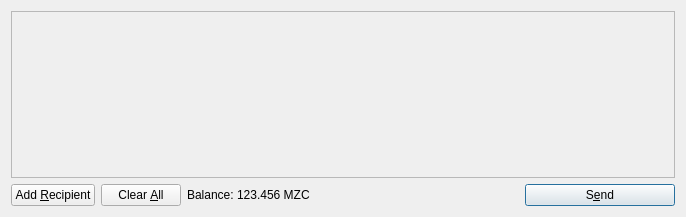
MazaCoin/MazaCoin, file src/qt/forms/sendcoinsdialog.ui: the form before one commit.
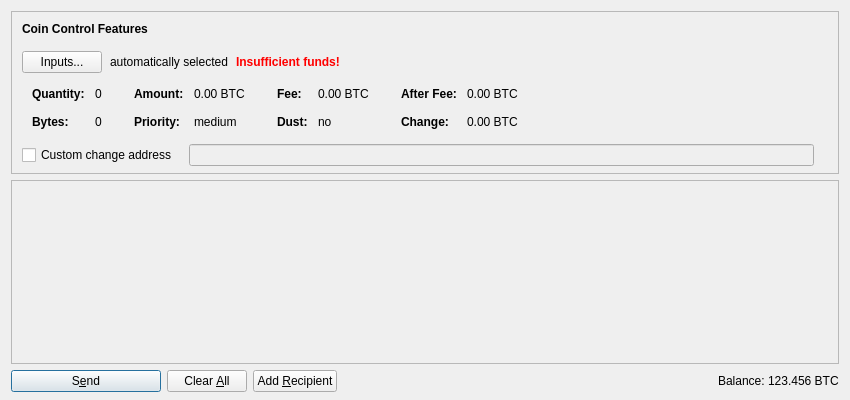
The form after the commit. Icons and pictures are not drawn. Custom widgets are drawn as their Qt base class.

Patch:
```diff
--- a/src/qt/forms/sendcoinsdialog.ui
+++ b/src/qt/forms/sendcoinsdialog.ui
@@ -6,14 +6,603 @@
    <rect>
     <x>0</x>
     <y>0</y>
-    <width>686</width>
-    <height>217</height>
+    <width>850</width>
+    <height>400</height>
    </rect>
   </property>
   <property name="windowTitle">
    <string>Send Coins</string>
   </property>
-  <layout class="QVBoxLayout" name="verticalLayout">
+  <layout class="QVBoxLayout" name="verticalLayout" stretch="0,1,0">
+   <property name="bottomMargin">
+    <number>8</number>
+   </property>
+   <item>
+    <widget class="QFrame" name="frameCoinControl">
+     <property name="sizePolicy">
+      <sizepolicy hsizetype="Expanding" vsizetype="Expanding">
+       <horstretch>0</horstretch>
+       <verstretch>0</verstretch>
+      </sizepolicy>
+     </property>
+     <property name="maximumSize">
+      <size>
+       <width>16777215</width>
+       <height>16777215</height>
+      </size>
+     </property>
+     <property name="frameShape">
+      <enum>QFrame::StyledPanel</enum>
+     </property>
+     <property name="frameShadow">
+      <enum>QFrame::Sunken</enum>
+     </property>
+     <layout class="QVBoxLayout" name="verticalLayoutCoinControl2">
+      <property name="spacing">
+       <number>0</number>
+      </property>
+      <property name="leftMargin">
+       <number>0</number>
+      </property>
+      <property name="topMargin">
+       <number>0</number>
+      </property>
+      <property name="rightMargin">
+       <number>0</number>
+      </property>
+      <property name="bottomMargin">
+       <number>6</number>
+      </property>
+      <item>
+       <layout class="QVBoxLayout" name="verticalLayoutCoinControl" stretch="0,0,0,0,1">
+        <property name="spacing">
+         <number>0</number>
+        </property>
+        <property name="leftMargin">
+         <number>10</number>
+        </property>
+        <property name="topMargin">
+         <number>10</number>
+        </property>
+        <item>
+         <layout class="QHBoxLayout" name="horizontalLayoutCoinControl1">
+          <property name="bottomMargin">
+           <number>15</number>
+          </property>
+          <item>
+           <widget class="QLabel" name="labelCoinControlFeatures">
+            <property name="sizePolicy">
+             <sizepolicy hsizetype="Preferred" vsizetype="Maximum">
+              <horstretch>0</horstretch>
+              <verstretch>0</verstretch>
+             </sizepolicy>
+            </property>
+            <property name="font">
+             <font>
+              <weight>75</weight>
+              <bold>true</bold>
+             </font>
+            </property>
+            <property name="styleSheet">
+             <string notr="true">font-weight:bold;</string>
+            </property>
+            <property name="text">
+             <string>Coin Control Features</string>
+            </property>
+           </widget>
+          </item>
+         </layout>
+        </item>
+        <item>
+         <layout class="QHBoxLayout" name="horizontalLayoutCoinControl2" stretch="0,0,0,0">
+          <property name="spacing">
+           <number>8</number>
+          </property>
+          <property name="bottomMargin">
+           <number>10</number>
+          </property>
+          <item>
+           <widget class="QPushButton" name="pushButtonCoinControl">
+            <property name="styleSheet">
+             <string notr="true"/>
+            </property>
+            <property name="text">
+             <string>Inputs...</string>
+            </property>
+           </widget>
+          </item>
+          <item>
+           <widget class="QLabel" name="labelCoinControlAutomaticallySelected">
+            <property name="text">
+             <string>automatically selected</string>
+            </property>
+            <property name="margin">
+             <number>5</number>
+            </property>
+           </widget>
+          </item>
+          <item>
+           <widget class="QLabel" name="labelCoinControlInsuffFunds">
+            <property name="font">
+             <font>
+              <weight>75</weight>
+              <bold>true</bold>
+             </font>
+            </property>
+            <property name="styleSheet">
+             <string notr="true">color:red;font-weight:bold;</string>
+            </property>
+            <property name="text">
+             <string>Insufficient funds!</string>
+            </property>
+            <property name="margin">
+             <number>5</number>
+            </property>
+           </widget>
+          </item>
+          <item>
+           <spacer name="horizontalSpacerCoinControl">
+            <property name="orientation">
+             <enum>Qt::Horizontal</enum>
+            </property>
+            <property name="sizeHint" stdset="0">
+             <size>
+              <width>40</width>
+              <height>1</height>
+             </size>
+            </property>
+           </spacer>
+          </item>
+         </layout>
+        </item>
+        <item>
+         <widget class="QWidget" name="widgetCoinControl" native="true">
+          <property name="sizePolicy">
+           <sizepolicy hsizetype="Preferred" vsizetype="Preferred">
+            <horstretch>0</horstretch>
+            <verstretch>0</verstretch>
+           </sizepolicy>
+          </property>
+          <property name="minimumSize">
+           <size>
+            <width>0</width>
+            <height>0</height>
+           </size>
+          </property>
+          <property name="styleSheet">
+           <string notr="true"/>
+          </property>
+          <layout class="QHBoxLayout" name="horizontalLayoutCoinControl5">
+           <property name="leftMargin">
+            <number>0</number>
+           </property>
+           <property name="topMargin">
+            <number>0</number>
+           </property>
+           <property name="rightMargin">
+            <number>0</number>
+           </property>
+           <property name="bottomMargin">
+            <number>0</number>
+           </property>
+           <item>
+            <layout class="QHBoxLayout" name="horizontalLayoutCoinControl3" stretch="0,0,0,1">
+             <property name="spacing">
+              <number>20</number>
+             </property>
+             <property name="topMargin">
+              <number>0</number>
+             </property>
+             <property name="bottomMargin">
+              <number>10</number>
+             </property>
+             <item>
+              <layout class="QFormLayout" name="formLayoutCoinControl1">
+               <property name="horizontalSpacing">
+                <number>10</number>
+               </property>
+               <property name="verticalSpacing">
+                <number>14</number>
+               </property>
+               <property name="leftMargin">
+                <number>10</number>
+               </property>
+               <property name="topMargin">
+                <number>4</number>
+               </property>
+               <property name="rightMargin">
+                <number>6</number>
+               </property>
+               <item row="0" column="0">
+                <widget class="QLabel" name="labelCoinControlQuantityText">
+                 <property name="font">
+                  <font>
+                   <weight>75</weight>
+                   <bold>true</bold>
+                  </font>
+                 </property>
+                 <property name="text">
+                  <string>Quantity:</string>
+                 </property>
+                 <property name="margin">
+                  <number>0</number>
+                 </property>
+                </widget>
+               </item>
+               <item row="0" column="1">
+                <widget class="QLabel" name="labelCoinControlQuantity">
+                 <property name="cursor">
+                  <cursorShape>IBeamCursor</cursorShape>
+                 </property>
+                 <property name="contextMenuPolicy">
+                  <enum>Qt::ActionsContextMenu</enum>
+                 </property>
+                 <property name="text">
+                  <string notr="true">0</string>
+                 </property>
+                 <property name="margin">
+                  <number>0</number>
+                 </property>
+                 <property name="textInteractionFlags">
+                  <set>Qt::LinksAccessibleByMouse|Qt::TextSelectableByKeyboard|Qt::TextSelectableByMouse</set>
+                 </property>
+                </widget>
+               </item>
+               <item row="1" column="0">
+                <widget class="QLabel" name="labelCoinControlBytesText">
+                 <property name="font">
+                  <font>
+                   <weight>75</weight>
+                   <bold>true</bold>
+                  </font>
+                 </property>
+                 <property name="text">
+                  <string>Bytes:</string>
+                 </property>
+                </widget>
+               </item>
+               <item row="1" column="1">
+                <widget class="QLabel" name="labelCoinControlBytes">
+                 <property name="cursor">
+                  <cursorShape>IBeamCursor</cursorShape>
+                 </property>
+                 <property name="contextMenuPolicy">
+                  <enum>Qt::ActionsContextMenu</enum>
+                 </property>
+                 <property name="text">
+                  <string notr="true">0</string>
+                 </property>
+                 <property name="textInteractionFlags">
+                  <set>Qt::LinksAccessibleByMouse|Qt::TextSelectableByKeyboard|Qt::TextSelectableByMouse</set>
+                 </property>
+                </widget>
+               </item>
+              </layout>
+             </item>
+             <item>
+              <layout class="QFormLayout" name="formLayoutCoinControl2">
+               <property name="horizontalSpacing">
+                <number>10</number>
+               </property>
+               <property name="verticalSpacing">
+                <number>14</number>
+               </property>
+               <property name="leftMargin">
+                <number>6</number>
+               </property>
+               <property name="topMargin">
+                <number>4</number>
+               </property>
+               <property name="rightMargin">
+                <number>6</number>
+               </property>
+               <item row="0" column="0">
+                <widget class="QLabel" name="labelCoinControlAmountText">
+                 <property name="font">
+                  <font>
+                   <weight>75</weight>
+                   <bold>true</bold>
+                  </font>
+                 </property>
+                 <property name="text">
+                  <string>Amount:</string>
+                 </property>
+                 <property name="margin">
+                  <number>0</number>
+                 </property>
+                </widget>
+               </item>
+               <item row="0" column="1">
+                <widget class="QLabel" name="labelCoinControlAmount">
+                 <property name="cursor">
+                  <cursorShape>IBeamCursor</cursorShape>
+                 </property>
+                 <property name="contextMenuPolicy">
+                  <enum>Qt::ActionsContextMenu</enum>
+                 </property>
+                 <property name="text">
+                  <string notr="true">0.00 BTC</string>
+                 </property>
+                 <property name="textInteractionFlags">
+                  <set>Qt::LinksAccessibleByMouse|Qt::TextSelectableByKeyboard|Qt::TextSelectableByMouse</set>
+                 </property>
+                </widget>
+               </item>
+               <item row="1" column="0">
+                <widget class="QLabel" name="labelCoinControlPriorityText">
+                 <property name="font">
+                  <font>
+                   <weight>75</weight>
+                   <bold>true</bold>
+                  </font>
+                 </property>
+                 <property name="text">
+                  <string>Priority:</string>
+                 </property>
+                </widget>
+               </item>
+               <item row="1" column="1">
+                <widget class="QLabel" name="labelCoinControlPriority">
+                 <property name="cursor">
+                  <cursorShape>IBeamCursor</cursorShape>
+                 </property>
+                 <property name="contextMenuPolicy">
+                  <enum>Qt::ActionsContextMenu</enum>
+                 </property>
+                 <property name="text">
+                  <string notr="true">medium</string>
+                 </property>
+                 <property name="textInteractionFlags">
+                  <set>Qt::LinksAccessibleByMouse|Qt::TextSelectableByKeyboard|Qt::TextSelectableByMouse</set>
+                 </property>
+                </widget>
+               </item>
+              </layout>
+             </item>
+             <item>
+              <layout class="QFormLayout" name="formLayoutCoinControl3">
+               <property name="horizontalSpacing">
+                <number>10</number>
+               </property>
+               <property name="verticalSpacing">
+                <number>14</number>
+               </property>
+               <property name="leftMargin">
+                <number>6</number>
+               </property>
+               <property name="topMargin">
+                <number>4</number>
+               </property>
+               <property name="rightMargin">
+                <number>6</number>
+               </property>
+               <item row="0" column="0">
+                <widget class="QLabel" name="labelCoinControlFeeText">
+                 <property name="font">
+                  <font>
+                   <weight>75</weight>
+                   <bold>true</bold>
+                  </font>
+                 </property>
+                 <property name="text">
+                  <string>Fee:</string>
+                 </property>
+                 <property name="margin">
+                  <number>0</number>
+                 </property>
+                </widget>
+               </item>
+               <item row="0" column="1">
+                <widget class="QLabel" name="labelCoinControlFee">
+                 <property name="cursor">
+                  <cursorShape>IBeamCursor</cursorShape>
+                 </property>
+                 <property name="contextMenuPolicy">
+                  <enum>Qt::ActionsContextMenu</enum>
+                 </property>
+                 <property name="text">
+                  <string notr="true">0.00 BTC</string>
+                 </property>
+                 <property name="textInteractionFlags">
+                  <set>Qt::LinksAccessibleByMouse|Qt::TextSelectableByKeyboard|Qt::TextSelectableByMouse</set>
+                 </property>
+                </widget>
+               </item>
+               <item row="1" column="0">
+                <widget class="QLabel" name="labelCoinControlLowOutputText">
+                 <property name="font">
+                  <font>
+                   <weight>75</weight>
+                   <bold>true</bold>
+                  </font>
+                 </property>
+                 <property name="text">
+                  <string>Dust:</string>
+                 </property>
+                </widget>
+               </item>
+               <item row="1" column="1">
+                <widget class="QLabel" name="labelCoinControlLowOutput">
+                 <property name="cursor">
+                  <cursorShape>IBeamCursor</cursorShape>
+                 </property>
+                 <property name="contextMenuPolicy">
+                  <enum>Qt::ActionsContextMenu</enum>
+                 </property>
+                 <property name="text">
+                  <string notr="true">no</string>
+                 </property>
+                 <property name="textInteractionFlags">
+                  <set>Qt::LinksAccessibleByMouse|Qt::TextSelectableByKeyboard|Qt::TextSelectableByMouse</set>
+                 </property>
+                </widget>
+               </item>
+              </layout>
+             </item>
+             <item>
+              <layout class="QFormLayout" name="formLayoutCoinControl4">
+               <property name="horizontalSpacing">
+                <number>10</number>
+               </property>
+               <property name="verticalSpacing">
+                <number>14</number>
+               </property>
+               <property name="leftMargin">
+                <number>6</number>
+               </property>
+               <property name="topMargin">
+                <number>4</number>
+               </property>
+               <property name="rightMargin">
+                <number>6</number>
+               </property>
+               <item row="0" column="0">
+                <widget class="QLabel" name="labelCoinControlAfterFeeText">
+                 <property name="font">
+                  <font>
+                   <weight>75</weight>
+                   <bold>true</bold>
+                  </font>
+                 </property>
+                 <property name="text">
+                  <string>After Fee:</string>
+                 </property>
+                 <property name="margin">
+                  <number>0</number>
+                 </property>
+                </widget>
+               </item>
+               <item row="0" column="1">
+                <widget class="QLabel" name="labelCoinControlAfterFee">
+                 <property name="cursor">
+                  <cursorShape>IBeamCursor</cursorShape>
+                 </property>
+                 <property name="contextMenuPolicy">
+                  <enum>Qt::ActionsContextMenu</enum>
+                 </property>
+                 <property name="text">
+                  <string notr="true">0.00 BTC</string>
+                 </property>
+                 <property name="textInteractionFlags">
+                  <set>Qt::LinksAccessibleByMouse|Qt::TextSelectableByKeyboard|Qt::TextSelectableByMouse</set>
+                 </property>
+                </widget>
+               </item>
+               <item row="1" column="0">
+                <widget class="QLabel" name="labelCoinControlChangeText">
+                 <property name="font">
+                  <font>
+                   <weight>75</weight>
+                   <bold>true</bold>
+                  </font>
+                 </property>
+                 <property name="text">
+                  <string>Change:</string>
+                 </property>
+                </widget>
+               </item>
+               <item row="1" column="1">
+                <widget class="QLabel" name="labelCoinControlChange">
+                 <property name="cursor">
+                  <cursorShape>IBeamCursor</cursorShape>
+                 </property>
+                 <property name="contextMenuPolicy">
+                  <enum>Qt::ActionsContextMenu</enum>
+                 </property>
+                 <property name="text">
+                  <string notr="true">0.00 BTC</string>
+                 </property>
+                 <property name="textInteractionFlags">
+                  <set>Qt::LinksAccessibleByMouse|Qt::TextSelectableByKeyboard|Qt::TextSelectableByMouse</set>
+                 </property>
+                </widget>
+               </item>
+              </layout>
+             </item>
+            </layout>
+           </item>
+          </layout>
+         </widget>
+        </item>
+        <item>
+         <layout class="QHBoxLayout" name="horizontalLayoutCoinControl4" stretch="0,0,0">
+          <property name="spacing">
+           <number>12</number>
+          </property>
+          <property name="sizeConstraint">
+           <enum>QLayout::SetDefaultConstraint</enum>
+          </property>
+          <property name="topMargin">
+           <number>5</number>
+          </property>
+          <property name="rightMargin">
+           <number>5</number>
+          </property>
+          <item>
+           <widget class="QCheckBox" name="checkBoxCoinControlChange">
+            <property name="toolTip">
+             <string>If this is activated, but the change address is empty or invalid, change will be sent to a newly generated address.</string>
+            </property>
+            <property name="text">
+             <string>Custom change address</string>
+            </property>
+           </widget>
+          </item>
+          <item>
+           <widget class="QValidatedLineEdit" name="lineEditCoinControlChange">
+            <property name="enabled">
+             <bool>false</bool>
+            </property>
+            <property name="sizePolicy">
+             <sizepolicy hsizetype="Expanding" vsizetype="Fixed">
+              <horstretch>0</horstretch>
+              <verstretch>0</verstretch>
+             </sizepolicy>
+            </property>
+           </widget>
+          </item>
+          <item>
+           <widget class="QLabel" name="labelCoinControlChangeLabel">
+            <property name="sizePolicy">
+             <sizepolicy hsizetype="Preferred" vsizetype="Expanding">
+              <horstretch>0</horstretch>
+              <verstretch>0</verstretch>
+             </sizepolicy>
+            </property>
+            <property name="minimumSize">
+             <size>
+              <width>0</width>
+              <height>0</height>
+             </size>
+            </property>
+            <property name="text">
+             <string/>
+            </property>
+            <property name="margin">
+             <number>3</number>
+            </property>
+           </widget>
+          </item>
+         </layout>
+        </item>
+        <item>
+         <spacer name="verticalSpacerCoinControl">
+          <property name="orientation">
+           <enum>Qt::Vertical</enum>
+          </property>
+          <property name="sizeHint" stdset="0">
+           <size>
+            <width>800</width>
+            <height>1</height>
+           </size>
+          </property>
+         </spacer>
+        </item>
+       </layout>
+      </item>
+     </layout>
+    </widget>
+   </item>
    <item>
     <widget class="QScrollArea" name="scrollArea">
      <property name="widgetResizable">
@@ -24,12 +613,21 @@
        <rect>
         <x>0</x>
         <y>0</y>
-        <width>666</width>
-        <height>165</height>
+        <width>830</width>
+        <height>178</height>
        </rect>
       </property>
-      <layout class="QVBoxLayout" name="verticalLayout_2">
-       <property name="margin">
+      <layout class="QVBoxLayout" name="verticalLayout_2" stretch="0,1">
+       <property name="leftMargin">
+        <number>0</number>
+       </property>
+       <property name="topMargin">
+        <number>0</number>
+       </property>
+       <property name="rightMargin">
+        <number>0</number>
+       </property>
+       <property name="bottomMargin">
         <number>0</number>
        </property>
        <item>
@@ -59,19 +657,25 @@
    <item>
     <layout class="QHBoxLayout" name="horizontalLayout">
      <item>
-      <widget class="QPushButton" name="addButton">
+      <widget class="QPushButton" name="sendButton">
+       <property name="minimumSize">
+        <size>
+         <width>150</width>
+         <height>0</height>
+        </size>
+       </property>
        <property name="toolTip">
         <string>Send to multiple recipients at once</string>
        </property>
        <property name="text">
-        <string>Add &amp;Recipient</string>
+        <string>S&amp;end</string>
        </property>
        <property name="icon">
         <iconset resource="../bitcoin.qrc">
          <normaloff>:/icons/add</normaloff>:/icons/add</iconset>
        </property>
-       <property name="autoDefault">
-        <bool>false</bool>
+       <property name="default">
+        <bool>true</bool>
        </property>
       </widget>
      </item>
@@ -101,6 +705,36 @@
        </property>
       </widget>
      </item>
+     <item>
+      <widget class="QPushButton" name="addButton">
+       <property name="toolTip">
+        <string>Send to multiple recipients at once</string>
+       </property>
+       <property name="text">
+        <string>Add &amp;Recipient</string>
+       </property>
+       <property name="icon">
+        <iconset resource="../bitcoin.qrc">
+         <normaloff>:/icons/add</normaloff>:/icons/add</iconset>
+       </property>
+       <property name="autoDefault">
+        <bool>false</bool>
+       </property>
+      </widget>
+     </item>
+     <item>
+      <spacer name="horizontalSpacer">
+       <property name="orientation">
+        <enum>Qt::Horizontal</enum>
+       </property>
+       <property name="sizeHint" stdset="0">
+        <size>
+         <width>40</width>
+         <height>20</height>
+        </size>
+       </property>
+      </spacer>
+     </item>
      <item>
       <layout class="QHBoxLayout" name="horizontalLayout_2">
        <property name="spacing">
@@ -108,6 +742,12 @@
        </property>
        <item>
         <widget class="QLabel" name="label">
+         <property name="sizePolicy">
+          <sizepolicy hsizetype="Preferred" vsizetype="Fixed">
+           <horstretch>0</horstretch>
+           <verstretch>0</verstretch>
+          </sizepolicy>
+         </property>
          <property name="text">
           <string>Balance:</string>
          </property>
@@ -115,11 +755,17 @@
        </item>
        <item>
         <widget class="QLabel" name="labelBalance">
+         <property name="sizePolicy">
+          <sizepolicy hsizetype="Preferred" vsizetype="Fixed">
+           <horstretch>0</horstretch>
+           <verstretch>0</verstretch>
+          </sizepolicy>
+         </property>
          <property name="cursor">
           <cursorShape>IBeamCursor</cursorShape>
          </property>
          <property name="text">
-          <string>123.456 MZC</string>
+          <string notr="true">123.456 BTC</string>
          </property>
          <property name="textInteractionFlags">
           <set>Qt::LinksAccessibleByMouse|Qt::TextSelectableByKeyboard|Qt::TextSelectableByMouse</set>
@@ -128,46 +774,17 @@
        </item>
       </layout>
      </item>
-     <item>
-      <spacer name="horizontalSpacer">
-       <property name="orientation">
-        <enum>Qt::Horizontal</enum>
-       </property>
-       <property name="sizeHint" stdset="0">
-        <size>
-         <width>40</width>
-         <height>20</height>
-        </size>
-       </property>
-      </spacer>
-     </item>
-     <item>
-      <widget class="QPushButton" name="sendButton">
-       <property name="minimumSize">
-        <size>
-         <width>150</width>
-         <height>0</height>
-        </size>
-       </property>
-       <property name="toolTip">
-        <string>Confirm the send action</string>
-       </property>
-       <property name="text">
-        <string>S&amp;end</string>
-       </property>
-       <property name="icon">
-        <iconset resource="../bitcoin.qrc">
-         <normaloff>:/icons/send</normaloff>:/icons/send</iconset>
-       </property>
-       <property name="default">
-        <bool>true</bool>
-       </property>
-      </widget>
-     </item>
     </layout>
    </item>
   </layout>
  </widget>
+ <customwidgets>
+  <customwidget>
+   <class>QValidatedLineEdit</class>
+   <extends>QLineEdit</extends>
+   <header>qvalidatedlineedit.h</header>
+  </customwidget>
+ </customwidgets>
  <resources>
   <include location="../bitcoin.qrc"/>
  </resources>
```
Left out of the diff: 6 changed lines with no effect on the pictures.
